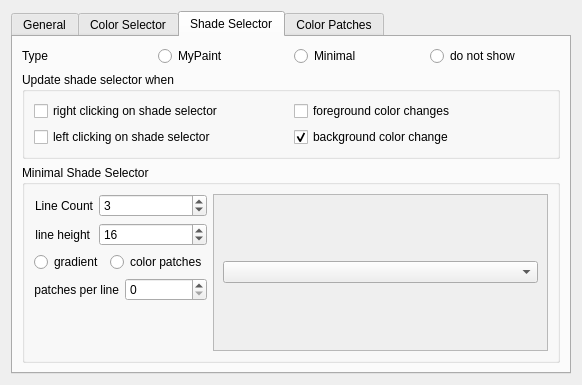
Before: the Qt Designer form krita/plugins/extensions/dockers/advancedcolorselector/wdg_color_selector_settings.ui in KDE/krita, drawn with Qt 5.
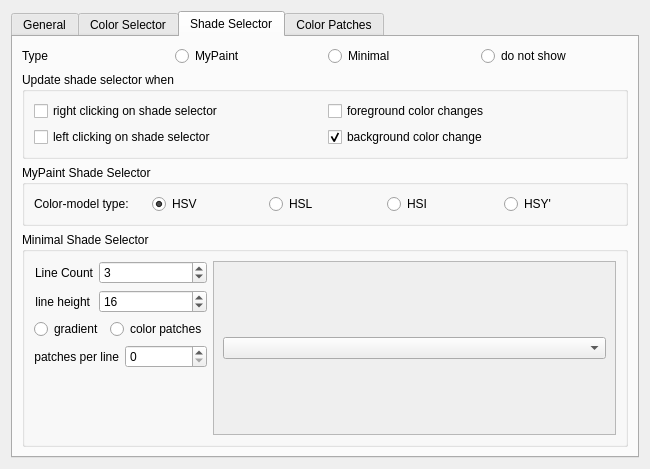
After: the same form once the commit is applied. The open tabs and pages were chosen to show the change. Custom widgets are drawn as their Qt base class.

Commit message: Adds HSI and HSY' to the advanced colour selector.

```diff
--- a/krita/plugins/extensions/dockers/advancedcolorselector/wdg_color_selector_settings.ui
+++ b/krita/plugins/extensions/dockers/advancedcolorselector/wdg_color_selector_settings.ui
@@ -6,15 +6,15 @@
    <rect>
     <x>0</x>
     <y>0</y>
-    <width>582</width>
-    <height>385</height>
+    <width>650</width>
+    <height>469</height>
    </rect>
   </property>
   <property name="windowTitle">
    <string>Color Selector Settings</string>
   </property>
-  <layout class="QGridLayout" name="gridLayout_5">
-   <item row="0" column="0">
+  <layout class="QVBoxLayout" name="verticalLayout_6">
+   <item>
     <widget class="KTabWidget" name="tabWidget">
      <property name="currentIndex">
       <number>0</number>
@@ -300,6 +300,65 @@
          </layout>
         </widget>
        </item>
+       <item>
+        <widget class="QGroupBox" name="groupBox_8">
+         <property name="title">
+          <string>MyPaint Shade Selector</string>
+         </property>
+         <layout class="QHBoxLayout" name="horizontalLayout_13">
+          <item>
+           <widget class="QLabel" name="label_4">
+            <property name="text">
+             <string>Color-model type:</string>
+            </property>
+           </widget>
+          </item>
+          <item>
+           <widget class="QRadioButton" name="MyPaint_HSV">
+            <property name="toolTip">
+             <string>&lt;html&gt;&lt;head/&gt;&lt;body&gt;&lt;p&gt;Use the Hue Saturation Value model.(Default)&lt;/p&gt;&lt;p&gt;&lt;br/&gt;&lt;/p&gt;&lt;p&gt;This model sets all the most saturated colours at the same level as white. Think value as a measure of pixel-brightness.&lt;/p&gt;&lt;/body&gt;&lt;/html&gt;</string>
+            </property>
+            <property name="text">
+             <string>HSV</string>
+            </property>
+            <property name="checked">
+             <bool>true</bool>
+            </property>
+           </widget>
+          </item>
+          <item>
+           <widget class="QRadioButton" name="MyPaint_HSL">
+            <property name="toolTip">
+             <string>&lt;html&gt;&lt;head/&gt;&lt;body&gt;&lt;p&gt;Use the Hue, Saturation, Lightness model.&lt;/p&gt;&lt;p&gt;This model sets all the most saturated colors at lightness 0.5&lt;/p&gt;&lt;/body&gt;&lt;/html&gt;</string>
+            </property>
+            <property name="text">
+             <string>HSL</string>
+            </property>
+           </widget>
+          </item>
+          <item>
+           <widget class="QRadioButton" name="MyPaint_HSI">
+            <property name="toolTip">
+             <string>&lt;html&gt;&lt;head/&gt;&lt;body&gt;&lt;p&gt;Use the Hue, Saturation, Intensity model for the MyPaint Shade Selector&lt;/p&gt;&lt;p&gt;Intensity marks itself by measuring the sum of the r, g, b components. As such, yellow(1,1,0) is brighter than blue(0,0,1).&lt;/p&gt;&lt;/body&gt;&lt;/html&gt;</string>
+            </property>
+            <property name="text">
+             <string>HSI</string>
+            </property>
+           </widget>
+          </item>
+          <item>
+           <widget class="QRadioButton" name="MyPaint_HSY">
+            <property name="toolTip">
+             <string>&lt;html&gt;&lt;head/&gt;&lt;body&gt;&lt;p&gt;Use the Hue, Saturation, Luma model for the MyPaint Shade Selector&lt;/p&gt;&lt;p&gt;Luma is similar to Intensity, except it weighs the red green and blue components before adding them together. As such, Yellow is brighter than Cyan. This model is exactly the same as MyPaint HCY'.&lt;/p&gt;&lt;/body&gt;&lt;/html&gt;</string>
+            </property>
+            <property name="text">
+             <string>HSY'</string>
+            </property>
+           </widget>
+          </item>
+         </layout>
+        </widget>
+       </item>
        <item>
         <widget class="QGroupBox" name="groupBox_7">
          <property name="title">
@@ -418,8 +477,8 @@
               <rect>
                <x>0</x>
                <y>0</y>
-               <width>321</width>
-               <height>151</height>
+               <width>364</width>
+               <height>156</height>
               </rect>
              </property>
              <layout class="QGridLayout" name="gridLayout_4">
```
The commit also changes 16 other files.
